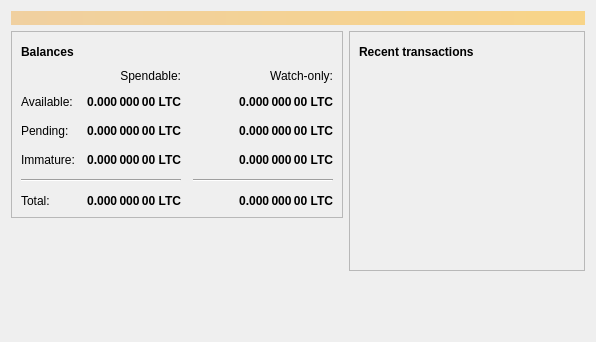
First picture: the form in src/qt/forms/overviewpage.ui, repository apt-get-schwifty/thehashcoin, before the edit.
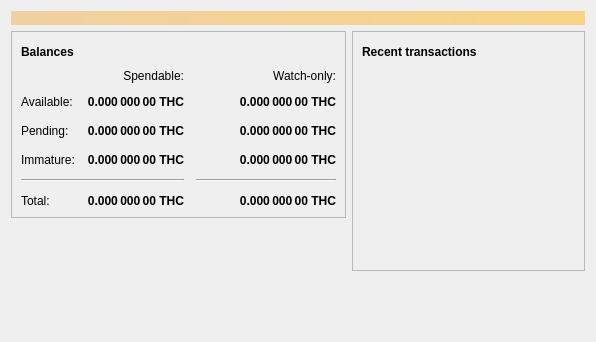
Second picture: the form after the edit. Icons and pictures are not drawn.

Patch:
```diff
--- a/src/qt/forms/overviewpage.ui
+++ b/src/qt/forms/overviewpage.ui
@@ -129,7 +129,7 @@
                <string>Unconfirmed transactions to watch-only addresses</string>
               </property>
               <property name="text">
-               <string notr="true">0.000 000 00 LTC</string>
+               <string notr="true">0.000 000 00 THC</string>
               </property>
               <property name="alignment">
                <set>Qt::AlignRight|Qt::AlignTrailing|Qt::AlignVCenter</set>
@@ -154,7 +154,7 @@
                <string>Total of transactions that have yet to be confirmed, and do not yet count toward the spendable balance</string>
               </property>
               <property name="text">
-               <string notr="true">0.000 000 00 LTC</string>
+               <string notr="true">0.000 000 00 THC</string>
               </property>
               <property name="alignment">
                <set>Qt::AlignRight|Qt::AlignTrailing|Qt::AlignVCenter</set>
@@ -179,7 +179,7 @@
                <string>Mined balance in watch-only addresses that has not yet matured</string>
               </property>
               <property name="text">
-               <string notr="true">0.000 000 00 LTC</string>
+               <string notr="true">0.000 000 00 THC</string>
               </property>
               <property name="alignment">
                <set>Qt::AlignRight|Qt::AlignTrailing|Qt::AlignVCenter</set>
@@ -237,7 +237,7 @@
                <string>Mined balance that has not yet matured</string>
               </property>
               <property name="text">
-               <string notr="true">0.000 000 00 LTC</string>
+               <string notr="true">0.000 000 00 THC</string>
               </property>
               <property name="alignment">
                <set>Qt::AlignRight|Qt::AlignTrailing|Qt::AlignVCenter</set>
@@ -282,7 +282,7 @@
                <string>Your current total balance</string>
               </property>
               <property name="text">
-               <string notr="true">0.000 000 00 LTC</string>
+               <string notr="true">0.000 000 00 THC</string>
               </property>
               <property name="alignment">
                <set>Qt::AlignRight|Qt::AlignTrailing|Qt::AlignVCenter</set>
@@ -307,7 +307,7 @@
                <string>Current total balance in watch-only addresses</string>
               </property>
               <property name="text">
-               <string notr="true">0.000 000 00 LTC</string>
+               <string notr="true">0.000 000 00 THC</string>
               </property>
               <property name="alignment">
                <set>Qt::AlignRight|Qt::AlignTrailing|Qt::AlignVCenter</set>
@@ -349,7 +349,7 @@
                <string>Your current spendable balance</string>
               </property>
               <property name="text">
-               <string notr="true">0.000 000 00 LTC</string>
+               <string notr="true">0.000 000 00 THC</string>
               </property>
               <property name="alignment">
                <set>Qt::AlignRight|Qt::AlignTrailing|Qt::AlignVCenter</set>
@@ -374,7 +374,7 @@
                <string>Your current balance in watch-only addresses</string>
               </property>
               <property name="text">
-               <string notr="true">0.000 000 00 LTC</string>
+               <string notr="true">0.000 000 00 THC</string>
               </property>
               <property name="alignment">
                <set>Qt::AlignRight|Qt::AlignTrailing|Qt::AlignVCenter</set>
```
